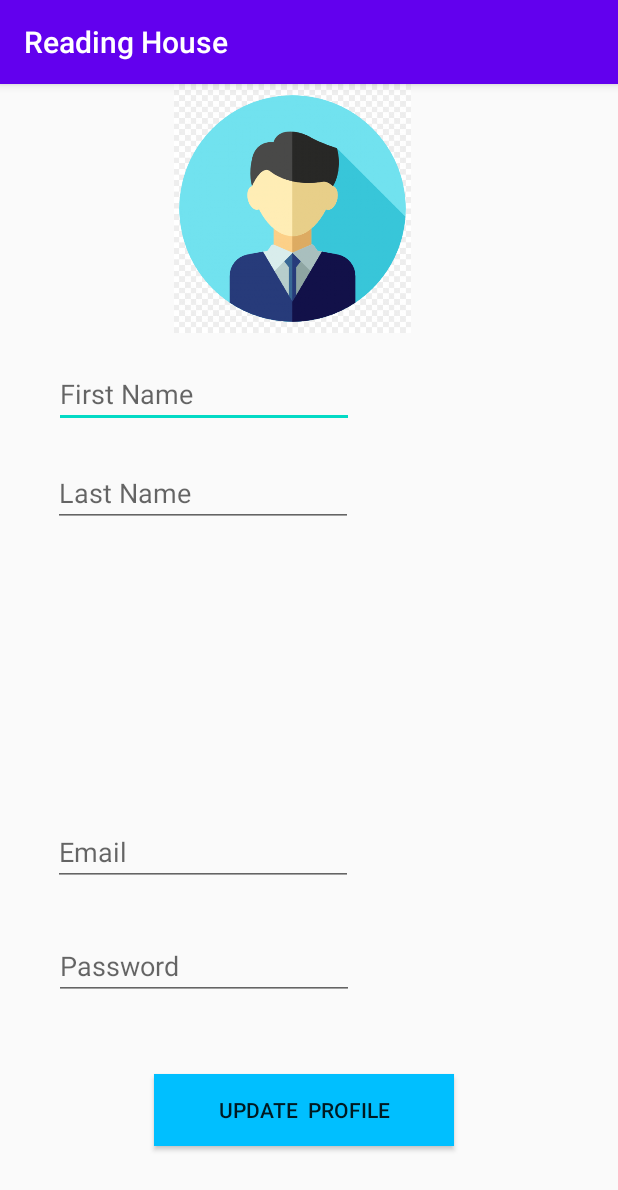
After one commit to V744/ReadingHouse, an Android app: the Profile screen opened directly, with no data from a screen before it, on a phone screen of 412 x 824 dp. The commit adds this screen. Shown: the top 1190 px of the screen. Run offline under Robolectric (Android 15) with nearby library versions, the phone set to English and light mode, and no system bars.

Commit message:
Update Profile Design

```diff
--- a/app/src/main/AndroidManifest.xml
+++ b/app/src/main/AndroidManifest.xml
@@ -9,10 +9,11 @@
         android:roundIcon="@mipmap/ic_launcher_round"
         android:supportsRtl="true"
         android:theme="@style/AppTheme">
-        <activity android:name=".Login"></activity>
-        <activity android:name=".Signup"></activity>
-        <activity android:name=".ForgotPass"></activity>
-        <activity android:name=".HomeActivity"></activity>
+        <activity android:name=".Profile"></activity>
+        <activity android:name=".Login" />
+        <activity android:name=".Signup" />
+        <activity android:name=".ForgotPass" />
+        <activity android:name=".HomeActivity" />
         <activity android:name=".MainActivity">
             <intent-filter>
                 <action android:name="android.intent.action.MAIN" />
--- /dev/null
+++ b/app/src/main/java/com/ebookfrenzy/myapplication/Profile.java
@@ -0,0 +1,14 @@
+package com.ebookfrenzy.myapplication;
+
+import androidx.appcompat.app.AppCompatActivity;
+
+import android.os.Bundle;
+
+public class Profile extends AppCompatActivity {
+
+    @Override
+    protected void onCreate(Bundle savedInstanceState) {
+        super.onCreate(savedInstanceState);
+        setContentView(R.layout.activity_profile);
+    }
+}
--- a/app/src/main/res/layout/activity_forgot_pass.xml
+++ b/app/src/main/res/layout/activity_forgot_pass.xml
@@ -56,7 +56,7 @@
 
             <LinearLayout
                 android:layout_width="match_parent"
-                android:layout_height="494dp"
+                android:layout_height="450dp"
                 android:orientation="vertical">
 
                 <LinearLayout
@@ -84,7 +84,7 @@
 
                     <TextView
                         android:id="@+id/textView13"
-                        android:layout_width="78dp"
+                        android:layout_width="95dp"
                         android:layout_height="wrap_content"
                         android:layout_weight="1"
                         android:gravity="center_horizontal"
@@ -160,7 +160,7 @@
 
                 <LinearLayout
                     android:layout_width="match_parent"
-                    android:layout_height="162dp"
+                    android:layout_height="63dp"
                     android:orientation="horizontal">
 
                     <TextView
--- /dev/null
+++ b/app/src/main/res/layout/activity_profile.xml
@@ -0,0 +1,91 @@
+<?xml version="1.0" encoding="utf-8"?>
+<RelativeLayout
+    xmlns:android="http://schemas.android.com/apk/res/android"
+    xmlns:app="http://schemas.android.com/apk/res-auto"
+    xmlns:tools="http://schemas.android.com/tools"
+    android:layout_width="match_parent"
+    android:layout_height="match_parent"
+    tools:context=".Signup"
+    android:orientation="vertical"
+    android:gravity="center">
+
+
+    <ImageView
+        android:id="@+id/imageView2"
+        android:layout_width="243dp"
+        android:layout_height="166dp"
+        android:layout_alignParentStart="true"
+        android:layout_alignParentLeft="true"
+        android:layout_marginStart="73dp"
+        android:layout_marginLeft="73dp"
+        android:layout_marginBottom="10dp"
+        app:srcCompat="@drawable/p1" />
+
+    <EditText
+        android:id="@+id/ed1"
+        android:layout_width="200dp"
+        android:layout_height="wrap_content"
+
+        android:layout_alignParentStart="true"
+        android:layout_alignParentLeft="true"
+        android:layout_alignParentTop="true"
+        android:layout_marginStart="36dp"
+        android:layout_marginLeft="36dp"
+        android:layout_marginTop="184dp"
+        android:hint="First Name" />
+
+    <EditText
+        android:id="@+id/ed2"
+        android:layout_width="200dp"
+        android:layout_height="wrap_content"
+        android:layout_alignParentStart="true"
+        android:layout_alignParentLeft="true"
+        android:layout_alignParentTop="true"
+        android:layout_marginStart="35dp"
+        android:layout_marginLeft="35dp"
+        android:layout_marginTop="250dp"
+        android:hint="Last Name" />
+
+    <EditText
+        android:id="@+id/ed3"
+        android:layout_width="200dp"
+        android:layout_height="wrap_content"
+        android:layout_alignParentStart="true"
+
+        android:layout_alignParentLeft="true"
+        android:layout_alignParentBottom="true"
+        android:layout_marginStart="35dp"
+        android:layout_marginLeft="35dp"
+        android:layout_marginBottom="233dp"
+        android:hint="Email" />
+
+    <EditText
+        android:id="@+id/ed4"
+        android:layout_width="200dp"
+        android:layout_height="wrap_content"
+        android:layout_alignParentStart="true"
+
+        android:layout_alignParentLeft="true"
+        android:layout_alignParentBottom="true"
+        android:layout_marginStart="36dp"
+        android:layout_marginLeft="36dp"
+        android:layout_marginBottom="157dp"
+        android:hint="Password" />
+
+    <Button
+        android:id="@+id/btn"
+        android:layout_width="200dp"
+        android:layout_height="wrap_content"
+        android:layout_alignParentEnd="true"
+        android:layout_alignParentRight="true"
+        android:layout_alignParentBottom="true"
+        android:layout_centerHorizontal="true"
+        android:layout_marginEnd="109dp"
+        android:layout_marginRight="109dp"
+        android:layout_marginBottom="60dp"
+        android:background="#00bfff"
+        android:gravity="center"
+        android:text="UPDATE  PROFILE" />
+
+
+</RelativeLayout>
```
Also changed, not shown: app/src/main/res/drawable-v24/p1.png (added).
